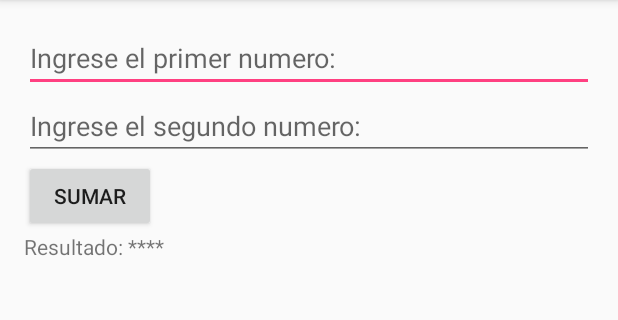
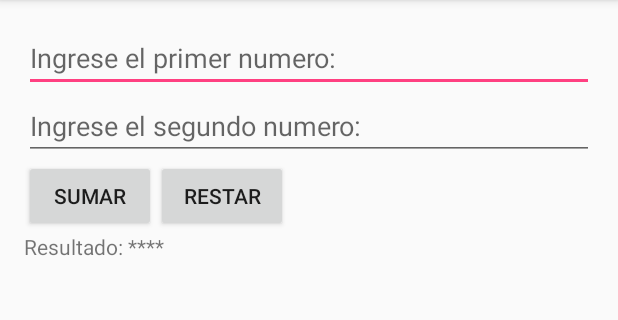
Before and after one commit to pablomartinfunes/calculadora, an Android app: the screen it shows after launch (MainActivity), on a phone screen of 412 x 824 dp, the part 84-404 px from its top. Run offline under Robolectric (Android 15) with nearby library versions, the phone set to English and light mode, and no system bars.

Commit message:
Agrego funcion restar

```diff
--- a/app/src/main/res/layout/activity_main.xml
+++ b/app/src/main/res/layout/activity_main.xml
@@ -24,12 +24,25 @@
         android:id="@+id/editTextValor2"
         android:hint="Ingrese el segundo numero:" />
 
+
+    <LinearLayout
+        android:layout_width="match_parent"
+        android:orientation="horizontal"
+        android:layout_height="wrap_content">
             <Button
                 android:layout_width="wrap_content"
                 android:layout_height="wrap_content"
                 android:text="Sumar"
                 android:id="@+id/buttonSumar"
                 android:onClick="sumar" />
+
+        <Button
+            android:layout_width="wrap_content"
+            android:layout_height="wrap_content"
+            android:text="Restar"
+            android:id="@+id/buttonRestar"
+            android:onClick="restar" />
+    </LinearLayout>
 
     <LinearLayout
         android:orientation="horizontal"
```
Also changed, not shown: app/src/main/java/com/example/pfunes/calculadora/MainActivity.java (+8 -2 lines). Lines whose indentation alone changed are shown as unchanged.
